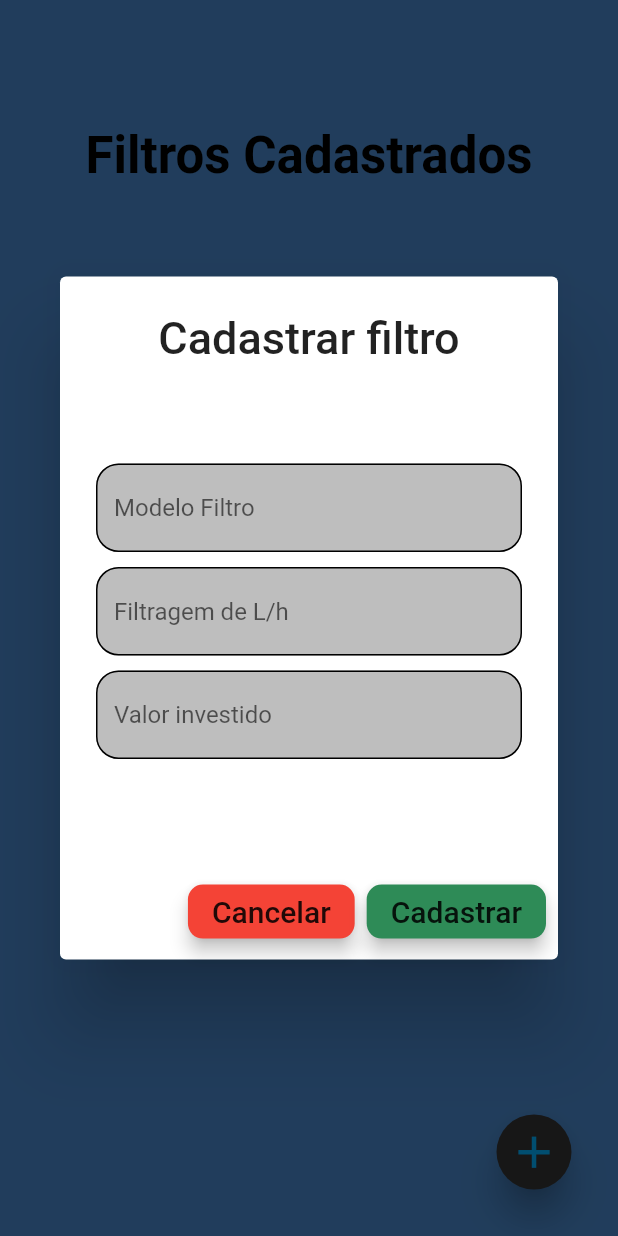
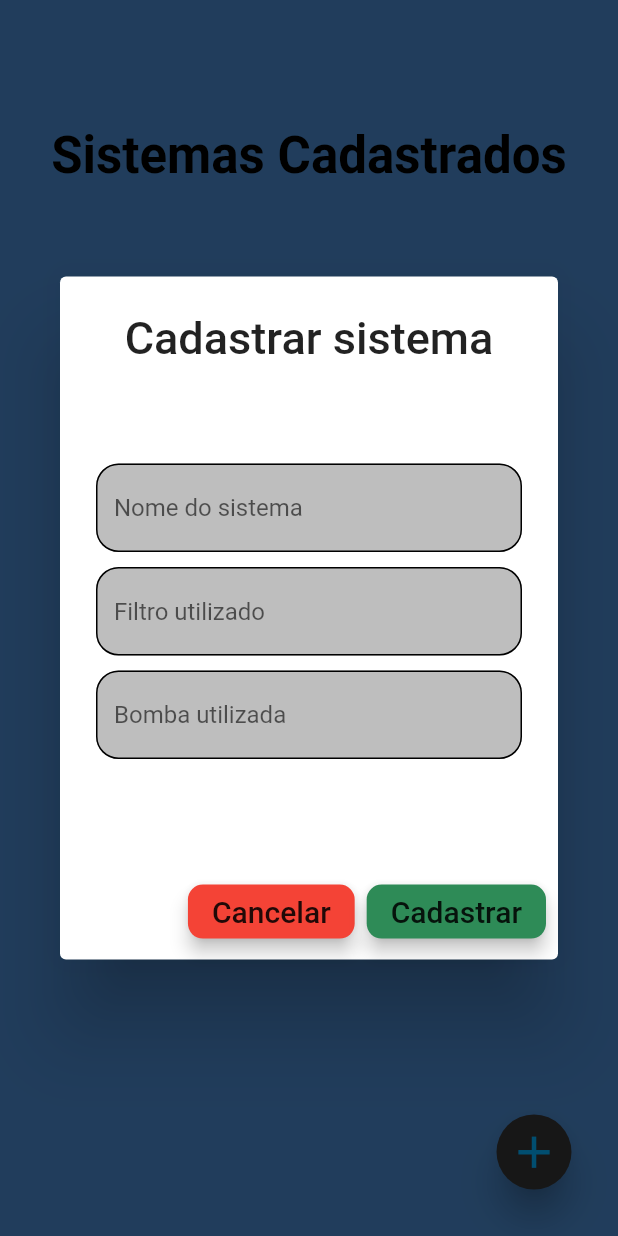
Before and after one commit to VitorSales05/AppMobile-2.0, a Flutter app: the ScreenFilterList screen opened by its route, after a tap on the "add" icon, on a phone screen of 412 x 824 dp. Run offline on Flutter 3.47's test engine with Material 2 defaults, Android fonts, the phone set to English and light mode, and no system bars; our stand-ins replace sqflite; accounts and stored records are empty.

Commit message:
Inicio lista sistemas

```diff
--- a/lib/controllers/controller_filter.dart
+++ b/lib/controllers/controller_filter.dart
@@ -24,7 +24,7 @@ saveFilter(BuildContext context) {
         var preco = _precoController.text.toString();
 
         if (modelo.isEmpty || performanse.isEmpty || preco.isEmpty) {
-          return alertFilter(context/* , modelo, performanse, preco */);
+          return alertFilter(context);
         }
         Provider.of<Filtros>(context, listen: false)
             .novoFiltro(modelo, performanse, preco);
@@ -54,7 +54,7 @@ saveFilter(BuildContext context) {
                     ),
                     fillColor: PaletaCores.grayDark(),
                     filled: true,
-                    hintText: 'Modelo Filtro',
+                    hintText: 'Nome do sistema',
                   ),
                 ),
                 SizedBox(
@@ -73,7 +73,7 @@ saveFilter(BuildContext context) {
                     ),
                     fillColor: PaletaCores.grayDark(),
                     filled: true,
-                    hintText: 'Filtragem de L/h',
+                    hintText: 'Filtro utilizado',
                   ),
                 ),
                 SizedBox(
@@ -92,7 +92,7 @@ saveFilter(BuildContext context) {
                     ),
                     fillColor: PaletaCores.grayDark(),
                     filled: true,
-                    hintText: 'Valor investido',
+                    hintText: 'Bomba utilizada',
                   ),
                 ),
               ],
@@ -103,7 +103,7 @@ saveFilter(BuildContext context) {
 
       return AlertDialog(
         title: Text(
-          'Cadastrar filtro',
+          'Cadastrar sistema',
           style: TextStyle(fontSize: 30),
           textAlign: TextAlign.center,
         ),
--- a/lib/controllers/controller_system.dart
+++ b/lib/controllers/controller_system.dart
@@ -61,6 +61,9 @@ saveSystem(BuildContext context) {
                     filled: true,
                     hintText: 'Nome do sistema',
                   ),
+                  onTap: () {
+                    Navigator.pushNamed(context, AppRoutes.FILTER_LIST_PAGE);
+                  }
                 ),
                 SizedBox(
                   height: 10,
--- a/lib/screens/screen_estate.dart
+++ b/lib/screens/screen_estate.dart
@@ -68,7 +68,7 @@ class _ScreenEstate extends State<ScreenEstate> {
                         softWrap: false,
                       ),
                       subtitle: Text(
-                        'Tarifa: ${estados.elementAt(i).tarifa} Reais por m/3 ',
+                        'Tarifa: R\$ ${estados.elementAt(i).tarifa} /m³ ',
                         style: TextStyle(fontSize: 21, color: PaletaCores.black()),
                         overflow: TextOverflow.fade,
                         maxLines: 1,
--- a/lib/screens/screen_filterList.dart
+++ b/lib/screens/screen_filterList.dart
@@ -39,7 +39,7 @@ class _ScreenFilterList extends State<ScreenFilterList> {
                   mainAxisAlignment: MainAxisAlignment.end,
                   children: <Widget>[
                     Text(
-                      'Filtros Cadastrados',
+                      'Sistemas Cadastrados',
                       style: TextStyle(
                         fontSize: 34,
                         color: PaletaCores.black(),
--- a/lib/screens/screen_simulate.dart
+++ b/lib/screens/screen_simulate.dart
@@ -57,7 +57,7 @@ class _ScreenSimulate extends State<ScreenSimulate> {
                       : Consumer<Filtros>(
                           child: Center(
                             child: Text(
-                              'Nenhum filtro cadastrado',
+                              'Nenhum sistema cadastrado',
                               style: TextStyle(
                                   fontSize: 25,
                                   fontWeight: FontWeight.bold,
--- a/lib/utils/color_palette.dart
+++ b/lib/utils/color_palette.dart
@@ -9,6 +9,7 @@ class PaletaCores {
   static Color blue([double opacity = 1]) => Color.fromRGBO(47, 92, 189, opacity);
   static Color blueDark([double opacity = 1]) => Color.fromRGBO(35, 31, 99, opacity);
   static Color blueHome([double opacity = 1]) => Color.fromRGBO(72, 134, 200, opacity);
+  static Color lightBlue([double opacity = 1]) => Colors.lightBlue;
   static Color cyan([double opacity = 1]) => Color.fromRGBO(80, 204, 255, opacity);
   static Color cyanLight([double opacity = 1]) => Color.fromRGBO(130, 206, 250, opacity);
   static Color seanGreen([double opacity = 1]) => Color.fromRGBO(46, 139, 87, opacity);
```
Also changed, not shown: lib/controllers/alert_forms.dart (+3 -4 lines), lib/controllers/controller_simulation.dart (+6 -5 lines), lib/screens/screen_simulation.dart (+9 -9 lines), 8 other files.
